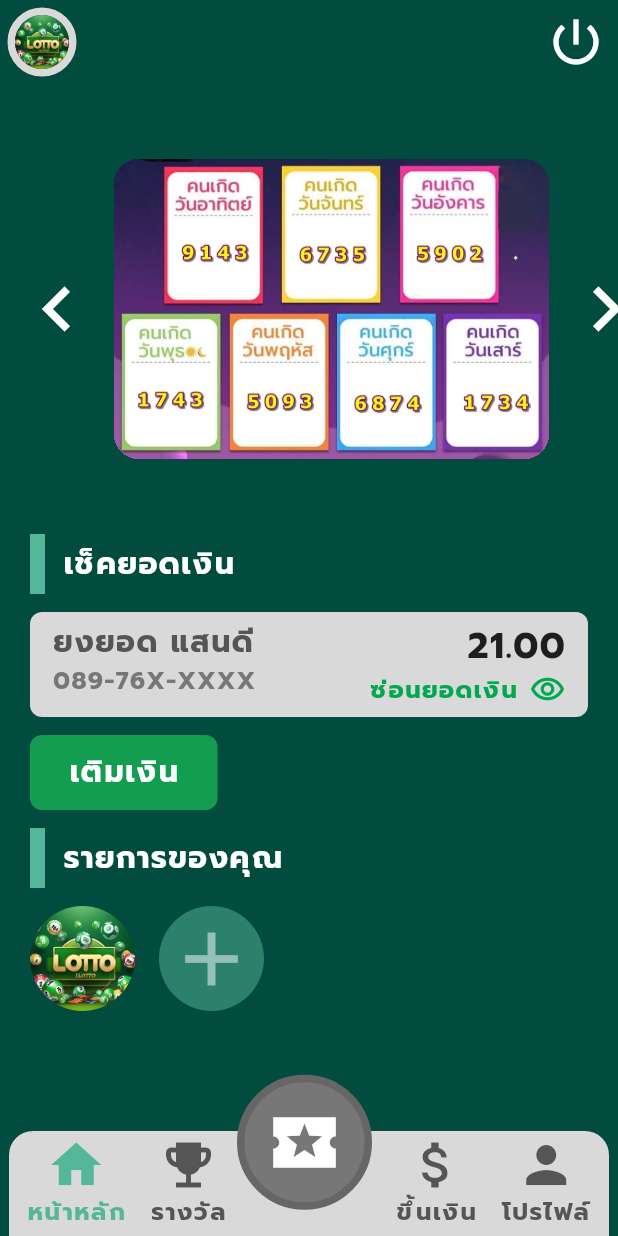
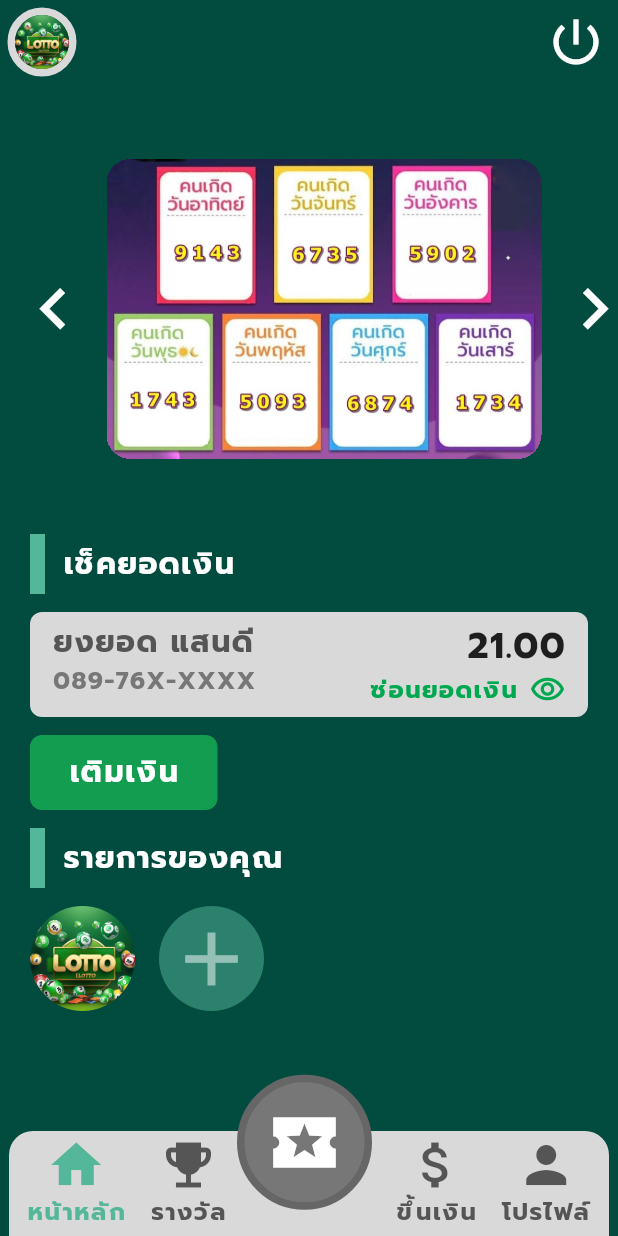
Before and after one commit to athicsmsu/LottoProject, a Flutter app: the screen it shows after launch, after a tap on "เข้าสู่ระบบ", on a phone screen of 412 x 824 dp. Run offline on Flutter 3.47's test engine with Material 3 defaults, Android fonts, the light colour scheme and no system bars; project files that could hold a hidden picture were left out.

Commit message:
new update

```diff
--- a/lib/pages/user/main.dart
+++ b/lib/pages/user/main.dart
@@ -97,13 +97,13 @@ class _MainUserPageState extends State<MainUserPage> {
                   child: SingleChildScrollView(
                     scrollDirection: Axis.horizontal,
                     child: Row(
-                      mainAxisAlignment: MainAxisAlignment.spaceAround,
+                      mainAxisAlignment: MainAxisAlignment.spaceEvenly,
                       children: [
                         IconButton(
                           icon: const Icon(
                             Icons.chevron_left_outlined,
                             color: Colors.white,
-                            size: 60,
+                            size: 55,
                           ), // ปุ่มที่อยู่ขวามือ
                           onPressed: () {
                             // ฟังก์ชันเมื่อกดปุ่ม settings
@@ -134,7 +134,7 @@ class _MainUserPageState extends State<MainUserPage> {
                           icon: const Icon(
                             Icons.chevron_right_outlined,
                             color: Colors.white,
-                            size: 60,
+                            size: 55,
                           ), // ปุ่มที่อยู่ขวามือ
                           onPressed: () {
                             // ฟังก์ชันเมื่อกดปุ่ม settings
```
Also changed, not shown: lib/pages/user/profile.dart (+42 -7 lines), lib/main.dart (line endings or trailing spaces).
